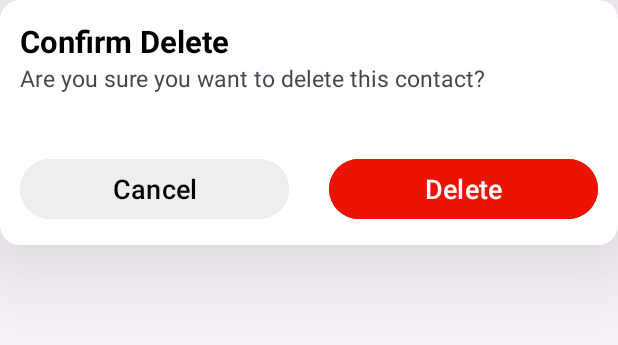
After one commit to OmkarIsHere/My_Contacts, an Android app: the layout alert_dialog.xml on its own in the app's theme, with its tools: preview values and no code run, on a phone screen of 412 x 824 dp. The commit adds this screen. Shown: the top 345 px of the screen. Run offline under Robolectric (Android 15) with nearby library versions, the phone set to English and light mode, and no system bars.

Commit message:
Delete alert dialog done query done

```diff
--- a/app/src/main/java/com/example/mycontacts/ContactDao.java
+++ b/app/src/main/java/com/example/mycontacts/ContactDao.java
@@ -13,7 +13,7 @@ import java.util.List;
 @Dao
 public interface ContactDao {
     String id = "0";
-    @Query("select * from contacts")
+    @Query("select * from contacts order by name asc")
     List<Contact> getAllContact();
 
     @Query("select * from contacts where id = :id")
--- a/app/src/main/java/com/example/mycontacts/ContactDetailsActivity.java
+++ b/app/src/main/java/com/example/mycontacts/ContactDetailsActivity.java
@@ -4,6 +4,7 @@ import androidx.appcompat.app.AppCompatActivity;
 import androidx.fragment.app.Fragment;
 import androidx.fragment.app.FragmentManager;
 
+import android.app.Dialog;
 import android.content.Intent;
 import android.content.SharedPreferences;
 import android.os.Bundle;
@@ -11,6 +12,7 @@ import android.os.SystemClock;
 import android.util.Log;
 import android.view.LayoutInflater;
 import android.view.View;
+import android.widget.Button;
 import android.widget.ImageButton;
 import android.widget.LinearLayout;
 import android.widget.TextView;
@@ -75,13 +77,26 @@ public class ContactDetailsActivity extends AppCompatActivity {
         deleteBtn.setOnClickListener(new View.OnClickListener() {
             @Override
             public void onClick(View v) {
+
+                Dialog  dialog = new Dialog(ContactDetailsActivity.this);
+                dialog.setContentView(R.layout.alert_dialog);
+                dialog.setCancelable(false);
+                dialog.show();
+
+                Button btnCancel = (Button)dialog.findViewById(R.id.btnCancel);
+                Button btnDelete = (Button)dialog.findViewById(R.id.btnDelete);
+
+                btnCancel.setOnClickListener(v1 -> dialog.dismiss());
+
+                btnDelete.setOnClickListener(v12 -> {
                     int cId = Integer.parseInt(id);
                     DBhelper dBhelper = DBhelper.getDB(getApplicationContext());
                     dBhelper.contactDao().deleteContact(cId);
-                Toast.makeText(getApplicationContext(), "Delete", Toast.LENGTH_SHORT).show();
+                    Toast.makeText(getApplicationContext(), "Deleted", Toast.LENGTH_SHORT).show();
                     finish();
                     Intent refresh = new Intent(ContactDetailsActivity.this, MainActivity.class);
                     startActivity(refresh);
+                });
             }
         });
 
--- a/app/src/main/java/com/example/mycontacts/EditContactFragment.java
+++ b/app/src/main/java/com/example/mycontacts/EditContactFragment.java
@@ -97,16 +97,13 @@ public class EditContactFragment extends BottomSheetDialogFragment {
             }
         });
 
-        btnSave.setOnClickListener(new View.OnClickListener() {
-            @Override
-            public void onClick(View v) {
+        btnSave.setOnClickListener(v -> {
             name = cName.getText().toString();
             num = cNo.getText().toString();
             dbHelper.contactDao().updateContactById(name,num, numType, cId);
             Log.d(TAG, "onClick btn save: ");
             dismiss();
             Toast.makeText(getActivity(), "Please refresh the page", Toast.LENGTH_SHORT).show();
-            }
         });
 
 
--- a/app/src/main/res/drawable/bg_card.xml
+++ b/app/src/main/res/drawable/bg_card.xml
@@ -1,6 +1,6 @@
 <?xml version="1.0" encoding="utf-8"?>
 <shape xmlns:android="http://schemas.android.com/apk/res/android">
-    <solid android:color="#F9F9F9"/>
+    <solid android:color="@color/white"/>
     <corners android:radius="@dimen/_10sdp"/>
 <!--    <padding android:left="@dimen/_2sdp"-->
 <!--        android:bottom="@dimen/_4sdp"-->
--- a/app/src/main/res/layout/activity_main.xml
+++ b/app/src/main/res/layout/activity_main.xml
@@ -4,6 +4,7 @@
     xmlns:tools="http://schemas.android.com/tools"
     android:layout_width="match_parent"
     android:layout_height="match_parent"
+    android:background="@color/dull_white"
     android:focusableInTouchMode="true"
     tools:context=".MainActivity">
 
--- /dev/null
+++ b/app/src/main/res/layout/alert_dialog.xml
@@ -0,0 +1,60 @@
+<?xml version="1.0" encoding="utf-8"?>
+<LinearLayout
+    xmlns:android="http://schemas.android.com/apk/res/android"
+    android:layout_width="match_parent"
+    android:layout_height="wrap_content"
+    android:orientation="vertical"
+    android:background="@drawable/bg_card"
+    android:elevation="@dimen/_50sdp">
+
+    <TextView
+        android:layout_width="match_parent"
+        android:layout_height="wrap_content"
+        android:gravity="start|center_vertical"
+        android:layout_marginStart="@dimen/_10sdp"
+        android:layout_marginTop="@dimen/_10sdp"
+        android:text="@string/confirm_delete"
+        android:textColor="@color/black"
+        android:textStyle="bold"
+        android:textSize="@dimen/_16ssp" />
+    <TextView
+        android:layout_width="match_parent"
+        android:layout_height="wrap_content"
+        android:gravity="start|center_vertical"
+        android:layout_marginStart="@dimen/_10sdp"
+        android:text="@string/are_you_sure_you_want_to_delete_this_contact"
+        android:textSize="@dimen/_12ssp" />
+    <View
+        android:layout_width="match_parent"
+        android:layout_height="@dimen/_30sdp"/>
+    <LinearLayout
+        android:layout_width="match_parent"
+        android:layout_height="wrap_content">
+        <Button
+            android:id="@+id/btnCancel"
+            android:layout_width="match_parent"
+            android:layout_height="wrap_content"
+            android:text="Cancel"
+            android:layout_weight="1"
+            android:textColor="@color/black"
+            android:gravity="center"
+            android:backgroundTint="@color/dimgrey"
+            android:layout_marginStart="@dimen/_10sdp"
+            android:layout_marginEnd="@dimen/_10sdp"
+            android:layout_marginBottom="@dimen/_10sdp"
+            android:textSize="@dimen/_14ssp"/>
+        <Button
+            android:id="@+id/btnDelete"
+            android:layout_width="match_parent"
+            android:layout_height="wrap_content"
+            android:layout_weight="1"
+            android:text="Delete"
+            android:gravity="center"
+            android:backgroundTint="#EB1303"
+            android:layout_marginStart="@dimen/_10sdp"
+            android:layout_marginEnd="@dimen/_10sdp"
+            android:layout_marginBottom="@dimen/_10sdp"
+            android:textSize="@dimen/_14ssp"/>
+    </LinearLayout>
+
+</LinearLayout>
--- a/app/src/main/res/values/colors.xml
+++ b/app/src/main/res/values/colors.xml
@@ -5,4 +5,7 @@
     <color name="primary">#FF4CB1FF</color>
     <color name="dimgrey">#EEEEEE</color>
     <color name="grey">#969696</color>
+    <color name="dull_white">#F9F9F9</color>
+    <color name="light_blue">#BBDEFB</color>
+    <color name="fade_blue">#B3E5FC</color>
 </resources>
--- a/app/src/main/res/values/strings.xml
+++ b/app/src/main/res/values/strings.xml
@@ -14,4 +14,6 @@
     <string name="edit">edit</string>
     <string name="delete">delete</string>
     <string name="save_edit">Save Edit</string>
+    <string name="confirm_delete">Confirm Delete</string>
+    <string name="are_you_sure_you_want_to_delete_this_contact">Are you sure you want to delete this contact?</string>
 </resources>
```
Lines whose indentation alone changed are shown as unchanged.
